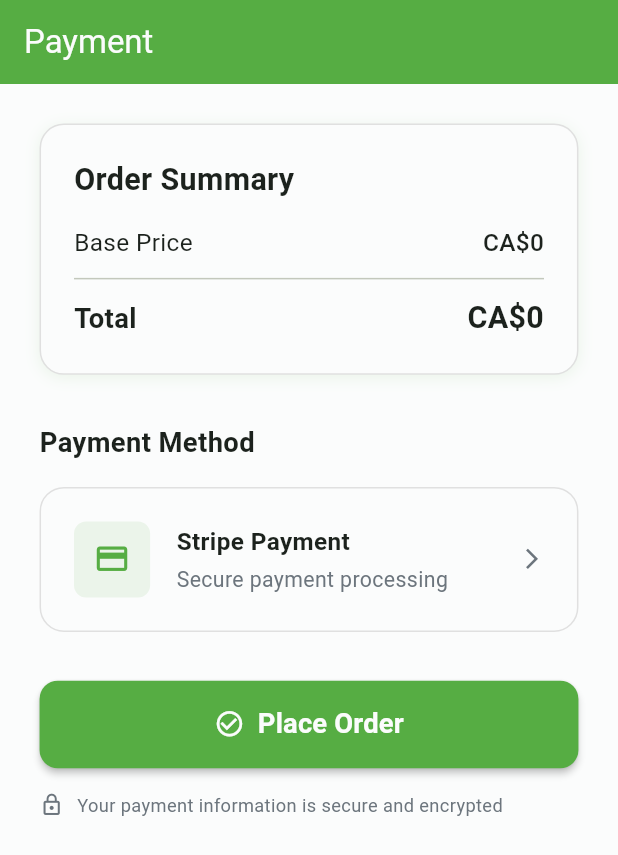
After one commit to devmhsagar/realtog, a Flutter app: the PaymentPage screen opened by its route, on a phone screen of 412 x 824 dp. The commit adds this screen. Shown: the top 855 px of the screen. Run offline on Flutter 3.47's test engine with Material 3 defaults, Android fonts, the phone set to English and light mode, and no system bars; our stand-ins replace dio, flutter_riverpod, flutter_screenutil, flutter_secure_storage, fpdart, go_router; accounts and stored records are empty.

Commit message:
Added initial payment page design

```diff
--- a/lib/core/router/app_router.dart
+++ b/lib/core/router/app_router.dart
@@ -5,6 +5,7 @@ import '../../pages/auth/login_page.dart';
 import '../../pages/auth/register_page.dart';
 import '../../pages/home/home_page.dart';
 import '../../pages/pricing/pricing_page.dart';
+import '../../pages/payment/payment_page.dart';
 import '../../providers/auth_provider.dart';
 
 /// Router configuration provider
@@ -22,6 +23,7 @@ final routerProvider = Provider<GoRouter>((ref) {
       final isOnRegisterPage = state.matchedLocation == '/register';
       final isOnHomePage = state.matchedLocation == '/home';
       final isOnPricingPage = state.matchedLocation.startsWith('/pricing/');
+      final isOnPaymentPage = state.matchedLocation.startsWith('/payment');
 
       // If still loading auth state, don't redirect yet
       if (authState.isLoading) {
@@ -34,7 +36,7 @@ final routerProvider = Provider<GoRouter>((ref) {
       }
 
       // If not authenticated and trying to access protected pages, redirect to login
-      if (!isAuthenticated && (isOnHomePage || isOnPricingPage)) {
+      if (!isAuthenticated && (isOnHomePage || isOnPricingPage || isOnPaymentPage)) {
         return '/login';
       }
 
@@ -77,6 +79,30 @@ final routerProvider = Provider<GoRouter>((ref) {
           return PricingPage(id: id);
         },
       ),
+      GoRoute(
+        path: '/payment',
+        name: 'payment',
+        builder: (context, state) {
+          final extra = state.extra as Map<String, dynamic>?;
+          if (extra == null) {
+            // Fallback if no data provided
+            return const PaymentPage(
+              pricingPlanId: '',
+              basePrice: 0,
+              hasDecluttering: false,
+              declutteringPrice: 0,
+              totalPrice: 0,
+            );
+          }
+          return PaymentPage(
+            pricingPlanId: extra['pricingPlanId'] as String? ?? '',
+            basePrice: extra['basePrice'] as int? ?? 0,
+            hasDecluttering: extra['hasDecluttering'] as bool? ?? false,
+            declutteringPrice: extra['declutteringPrice'] as int? ?? 0,
+            totalPrice: extra['totalPrice'] as int? ?? 0,
+          );
+        },
+      ),
     ],
   );
 });
--- /dev/null
+++ b/lib/pages/payment/payment_page.dart
@@ -0,0 +1,286 @@
+import 'package:flutter/material.dart';
+import 'package:flutter_riverpod/flutter_riverpod.dart';
+import 'package:flutter_screenutil/flutter_screenutil.dart';
+import 'package:go_router/go_router.dart';
+import '../../core/constants/app_colors.dart';
+
+class PaymentPage extends ConsumerStatefulWidget {
+  final String pricingPlanId;
+  final int basePrice;
+  final bool hasDecluttering;
+  final int declutteringPrice;
+  final int totalPrice;
+
+  const PaymentPage({
+    super.key,
+    required this.pricingPlanId,
+    required this.basePrice,
+    required this.hasDecluttering,
+    required this.declutteringPrice,
+    required this.totalPrice,
+  });
+
+  @override
+  ConsumerState<PaymentPage> createState() => _PaymentPageState();
+}
+
+class _PaymentPageState extends ConsumerState<PaymentPage> {
+  bool _isProcessing = false;
+
+  Future<void> _handlePlaceOrder() async {
+    setState(() {
+      _isProcessing = true;
+    });
+
+    // Simulate API call delay
+    await Future.delayed(const Duration(seconds: 2));
+
+    setState(() {
+      _isProcessing = false;
+    });
+
+    if (mounted) {
+      // TODO: Replace with actual order placement logic
+      ScaffoldMessenger.of(context).showSnackBar(
+        SnackBar(
+          content: const Text('Order placed successfully!'),
+          backgroundColor: AppColors.success,
+          duration: const Duration(seconds: 2),
+        ),
+      );
+
+      // Navigate back to home after successful order
+      Future.delayed(const Duration(seconds: 1), () {
+        if (mounted) {
+          context.go('/home');
+        }
+      });
+    }
+  }
+
+  @override
+  Widget build(BuildContext context) {
+    return Scaffold(
+      appBar: AppBar(
+        title: const Text('Payment'),
+        backgroundColor: AppColors.primary,
+        foregroundColor: AppColors.textLight,
+        elevation: 0,
+      ),
+      body: SafeArea(
+        child: SingleChildScrollView(
+          padding: EdgeInsets.all(24.w),
+          child: Column(
+            crossAxisAlignment: CrossAxisAlignment.start,
+            children: [
+              // Order Summary Card
+              Container(
+                width: double.infinity,
+                padding: EdgeInsets.all(20.w),
+                decoration: BoxDecoration(
+                  color: AppColors.surface,
+                  borderRadius: BorderRadius.circular(16.r),
+                  border: Border.all(color: AppColors.border),
+                  boxShadow: [
+                    BoxShadow(
+                      color: AppColors.primary.withValues(alpha: 0.1),
+                      blurRadius: 8,
+                      offset: const Offset(0, 2),
+                    ),
+                  ],
+                ),
+                child: Column(
+                  crossAxisAlignment: CrossAxisAlignment.start,
+                  children: [
+                    Text(
+                      'Order Summary',
+                      style: TextStyle(
+                        fontSize: 20.sp,
+                        fontWeight: FontWeight.bold,
+                        color: AppColors.textPrimary,
+                      ),
+                    ),
+                    SizedBox(height: 16.h),
+                    _buildSummaryRow('Base Price', 'CA\$${widget.basePrice}'),
+                    if (widget.hasDecluttering) ...[
+                      SizedBox(height: 8.h),
+                      _buildSummaryRow(
+                        'Image Decluttering',
+                        '+ CA\$${widget.declutteringPrice}',
+                        isAddon: true,
+                      ),
+                    ],
+                    Divider(height: 24.h, thickness: 1),
+                    _buildSummaryRow(
+                      'Total',
+                      'CA\$${widget.totalPrice}',
+                      isTotal: true,
+                    ),
+                  ],
+                ),
+              ),
+              SizedBox(height: 32.h),
+              // Payment Method Section
+              Text(
+                'Payment Method',
+                style: TextStyle(
+                  fontSize: 18.sp,
+                  fontWeight: FontWeight.bold,
+                  color: AppColors.textPrimary,
+                ),
+              ),
+              SizedBox(height: 16.h),
+              Container(
+                width: double.infinity,
+                padding: EdgeInsets.all(20.w),
+                decoration: BoxDecoration(
+                  color: AppColors.surface,
+                  borderRadius: BorderRadius.circular(16.r),
+                  border: Border.all(color: AppColors.border),
+                ),
+                child: Row(
+                  children: [
+                    Container(
+                      padding: EdgeInsets.all(12.w),
+                      decoration: BoxDecoration(
+                        color: AppColors.primary.withValues(alpha: 0.1),
+                        borderRadius: BorderRadius.circular(8.r),
+                      ),
+                      child: Icon(
+                        Icons.payment,
+                        size: 24.sp,
+                        color: AppColors.primary,
+                      ),
+                    ),
+                    SizedBox(width: 16.w),
+                    Expanded(
+                      child: Column(
+                        crossAxisAlignment: CrossAxisAlignment.start,
+                        children: [
+                          Text(
+                            'Stripe Payment',
+                            style: TextStyle(
+                              fontSize: 16.sp,
+                              fontWeight: FontWeight.w600,
+                              color: AppColors.textPrimary,
+                            ),
+                          ),
+                          SizedBox(height: 4.h),
+                          Text(
+                            'Secure payment processing',
+                            style: TextStyle(
+                              fontSize: 14.sp,
+                              color: AppColors.textSecondary,
+                            ),
+                          ),
+                        ],
+                      ),
+                    ),
+                    Icon(
+                      Icons.arrow_forward_ios,
+                      size: 16.sp,
+                      color: AppColors.textSecondary,
+                    ),
+                  ],
+                ),
+              ),
+              SizedBox(height: 32.h),
+              // Place Order Button
+              SizedBox(
+                width: double.infinity,
+                child: ElevatedButton(
+                  onPressed: _isProcessing ? null : _handlePlaceOrder,
+                  style: ElevatedButton.styleFrom(
+                    backgroundColor: AppColors.primary,
+                    foregroundColor: AppColors.textLight,
+                    padding: EdgeInsets.symmetric(vertical: 16.h),
+                    shape: RoundedRectangleBorder(
+                      borderRadius: BorderRadius.circular(12.r),
+                    ),
+                    elevation: 2,
+                    disabledBackgroundColor: AppColors.primary.withValues(alpha: 0.6),
+                  ),
+                  child: _isProcessing
+                      ? SizedBox(
+                          height: 20.h,
+                          width: 20.w,
+                          child: CircularProgressIndicator(
+                            strokeWidth: 2,
+                            valueColor: AlwaysStoppedAnimation<Color>(
+                              AppColors.textLight,
+                            ),
+                          ),
+                        )
+                      : Row(
+                          mainAxisAlignment: MainAxisAlignment.center,
+                          children: [
+                            Icon(Icons.check_circle_outline, size: 20.sp),
+                            SizedBox(width: 8.w),
+                            Text(
+                              'Place Order',
+                              style: TextStyle(
+                                fontSize: 18.sp,
+                                fontWeight: FontWeight.w600,
+                              ),
+                            ),
+                          ],
+                        ),
+                ),
+              ),
+              SizedBox(height: 16.h),
+              // Security Note
+              Row(
+                children: [
+                  Icon(
+                    Icons.lock_outline,
+                    size: 16.sp,
+                    color: AppColors.textSecondary,
+                  ),
+                  SizedBox(width: 8.w),
+                  Expanded(
+                    child: Text(
+                      'Your payment information is secure and encrypted',
+                      style: TextStyle(
+                        fontSize: 12.sp,
+                        color: AppColors.textSecondary,
+                      ),
+                    ),
+                  ),
+                ],
+              ),
+            ],
+          ),
+        ),
+      ),
+    );
+  }
+
+  Widget _buildSummaryRow(
+    String label,
+    String value, {
+    bool isAddon = false,
+    bool isTotal = false,
+  }) {
+    return Row(
+      mainAxisAlignment: MainAxisAlignment.spaceBetween,
+      children: [
+        Text(
+          label,
+          style: TextStyle(
+            fontSize: isTotal ? 18.sp : 16.sp,
+            fontWeight: isTotal ? FontWeight.bold : FontWeight.normal,
+            color: isAddon ? AppColors.primary : AppColors.textPrimary,
+          ),
+        ),
+        Text(
+          value,
+          style: TextStyle(
+            fontSize: isTotal ? 20.sp : 16.sp,
+            fontWeight: isTotal ? FontWeight.bold : FontWeight.w500,
+            color: isAddon ? AppColors.primary : AppColors.textPrimary,
+          ),
+        ),
+      ],
+    );
+  }
+}
--- a/lib/pages/pricing/pricing_page.dart
+++ b/lib/pages/pricing/pricing_page.dart
@@ -324,12 +324,15 @@ class _PricingPageState extends ConsumerState<PricingPage> {
                     width: double.infinity,
                     child: ElevatedButton(
                       onPressed: () {
-                        // TODO: Implement place order functionality
-                        ScaffoldMessenger.of(context).showSnackBar(
-                          SnackBar(
-                            content: Text('Order placement coming soon!'),
-                            backgroundColor: AppColors.primary,
-                          ),
+                        context.push(
+                          '/payment',
+                          extra: {
+                            'pricingPlanId': plan.id,
+                            'basePrice': plan.price,
+                            'hasDecluttering': _isDeclutteringSelected,
+                            'declutteringPrice': declutteringPrice,
+                            'totalPrice': totalPrice,
+                          },
                         );
                       },
                       style: ElevatedButton.styleFrom(
```
